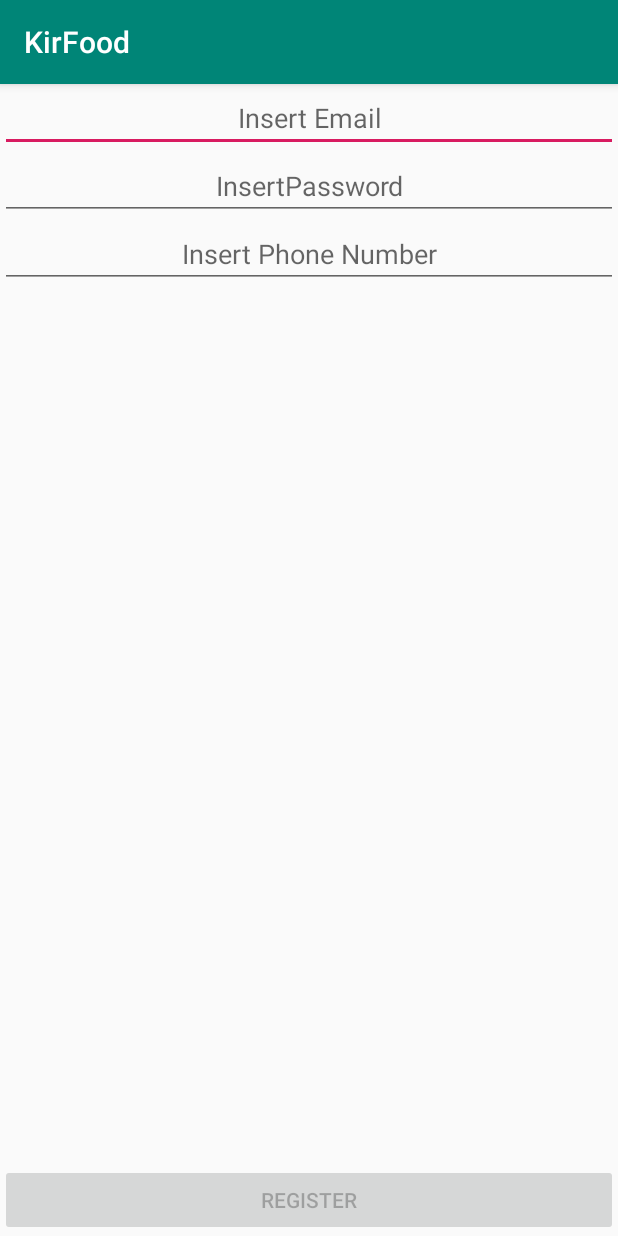
After one commit to KerolosSalib/KirFood, an Android app: the RegisterActivity screen opened directly, with no data from a screen before it, on a phone screen of 412 x 824 dp. The commit adds this screen. Run offline under Robolectric (Android 15) with nearby library versions, the light colour scheme and no system bars.

Commit message:
Create Login and Register Activity

```diff
--- a/app/src/main/java/com/example/kirfood/MainActivity.java
+++ b/app/src/main/java/com/example/kirfood/MainActivity.java
@@ -9,5 +9,6 @@ public class MainActivity extends AppCompatActivity {
     protected void onCreate(Bundle savedInstanceState) {
         super.onCreate(savedInstanceState);
         setContentView(R.layout.activity_main);
+        // TODO: 1/30/2019
     }
 }
--- /dev/null
+++ b/app/src/main/java/com/example/kirfood/RegisterActivity.java
@@ -0,0 +1,93 @@
+package com.example.kirfood;
+
+import android.os.Bundle;
+import android.support.annotation.Nullable;
+import android.support.v7.app.AppCompatActivity;
+import android.text.Editable;
+import android.text.TextWatcher;
+import android.util.Patterns;
+import android.widget.Button;
+import android.widget.EditText;
+
+public class RegisterActivity extends AppCompatActivity {
+
+    EditText email;
+    EditText password;
+    EditText phoneNumber;
+    Button registerButton;
+
+    @Override
+    protected void onCreate(@Nullable Bundle savedInstanceState) {
+        super.onCreate(savedInstanceState);
+        setContentView(R.layout.activity_register);
+        email = findViewById(R.id.email_edit_text);
+        password = findViewById(R.id.password_edit_text);
+        phoneNumber = findViewById(R.id.phone_number);
+        registerButton = findViewById(R.id.register_btn);
+
+
+        email.addTextChangedListener(new TextWatcher() {
+            @Override
+            public void beforeTextChanged(CharSequence s, int start, int count, int after) {
+            }
+
+            @Override
+            public void onTextChanged(CharSequence s, int start, int before, int count) {
+                Authentication.validateEmail(s.toString().trim());
+            }
+
+            @Override
+            public void afterTextChanged(Editable s) {
+                enableRegisterButton();
+            }
+        });
+
+        password.addTextChangedListener(new TextWatcher() {
+            @Override
+            public void beforeTextChanged(CharSequence s, int start, int count, int after) {
+            }
+
+            @Override
+            public void onTextChanged(CharSequence s, int start, int before, int count) {
+                Authentication.validatePassword(s.toString().trim());
+            }
+
+            @Override
+            public void afterTextChanged(Editable s) {
+                enableRegisterButton();
+            }
+        });
+        phoneNumber.addTextChangedListener(new TextWatcher() {
+            @Override
+            public void beforeTextChanged(CharSequence s, int start, int count, int after) {
+            }
+
+            @Override
+            public void onTextChanged(CharSequence s, int start, int before, int count) {
+                Authentication.validatePhoneNumber(s.toString().trim());
+            }
+
+            @Override
+            public void afterTextChanged(Editable s) {
+                enableRegisterButton();
+            }
+        });
+
+
+    }
+
+
+
+    private void enableRegisterButton(){
+        if(Authentication.canRegister())
+            registerButton.setEnabled(true);
+        else {
+            registerButton.setEnabled(false);
+
+        }
+
+
+    }
+
+
+}
--- /dev/null
+++ b/app/src/main/res/layout/activity_register.xml
@@ -0,0 +1,50 @@
+<?xml version="1.0" encoding="utf-8"?>
+<LinearLayout xmlns:android="http://schemas.android.com/apk/res/android"
+    android:orientation="vertical"
+    android:layout_width="match_parent"
+    android:layout_height="match_parent">
+
+
+
+    <EditText
+        android:id="@+id/email_edit_text"
+        android:layout_width="match_parent"
+        android:layout_height="wrap_content"
+        android:gravity="center"
+        android:hint="@string/Insertemail"
+        android:inputType="textEmailAddress"/>
+
+    <EditText
+        android:id="@+id/password_edit_text"
+        android:layout_width="match_parent"
+        android:layout_height="wrap_content"
+        android:gravity="center"
+        android:hint="@string/insertPassword"
+        android:inputType="textPassword"/>
+
+    <EditText
+        android:id="@+id/phone_number"
+        android:layout_width="match_parent"
+        android:layout_height="wrap_content"
+        android:gravity="center"
+        android:hint="@string/phoneNumber"
+        android:inputType="phone"/>
+
+    <LinearLayout
+        android:layout_width="match_parent"
+        android:layout_height="match_parent"
+        android:gravity="bottom"
+        android:orientation="vertical">
+
+
+        <Button
+            android:id="@+id/register_btn"
+            android:layout_width="match_parent"
+            android:layout_height="wrap_content"
+            android:text="@string/register"
+            android:enabled="false"/>
+    </LinearLayout>
+
+
+
+</LinearLayout>
--- a/app/src/main/res/values/strings.xml
+++ b/app/src/main/res/values/strings.xml
@@ -1,3 +1,11 @@
 <resources>
     <string name="app_name">KirFood</string>
+    <string name="password">Password</string>
+    <string name="login">Login</string>
+    <string name="user_email">Email</string>
+    <string name="register">Register</string>
+    <string name="color">Color</string>
+    <string name="Insertemail">Insert Email</string>
+    <string name="insertPassword">InsertPassword</string>
+    <string name="phoneNumber">Insert Phone Number</string>
 </resources>
```
Also changed, not shown: app/src/main/AndroidManifest.xml (+6 -1 lines), app/src/main/java/com/example/kirfood/Authentication.java (added, +28 -0 lines), app/src/main/java/com/example/kirfood/LoginActivity.java (added, +142 -0 lines), app/src/main/res/layout/activity_login.xml (added, +56 -0 lines).
